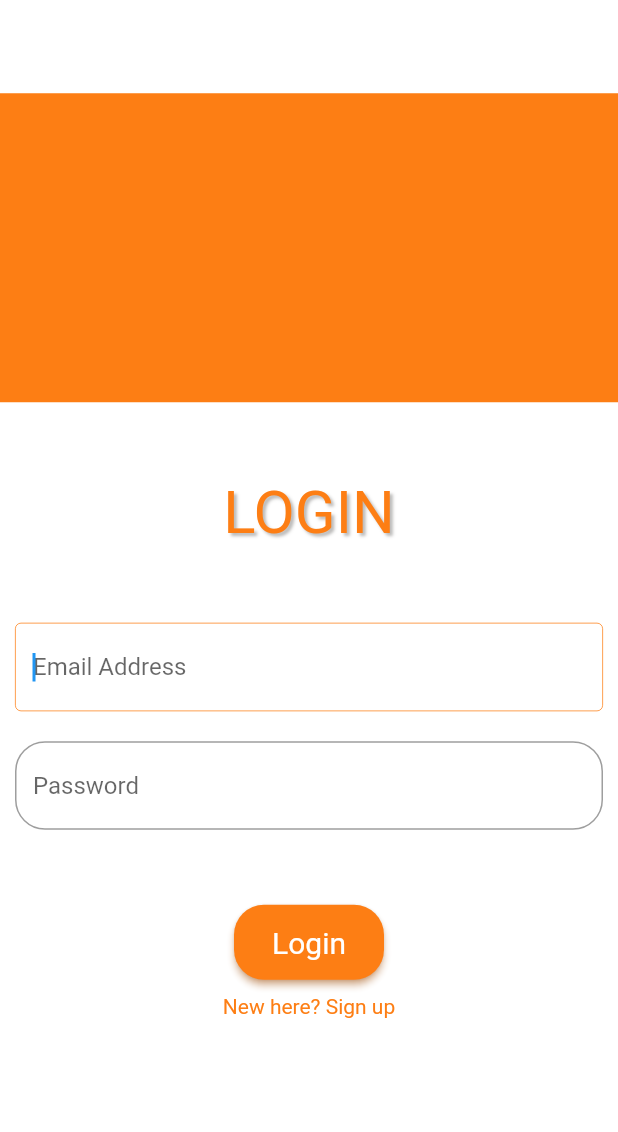
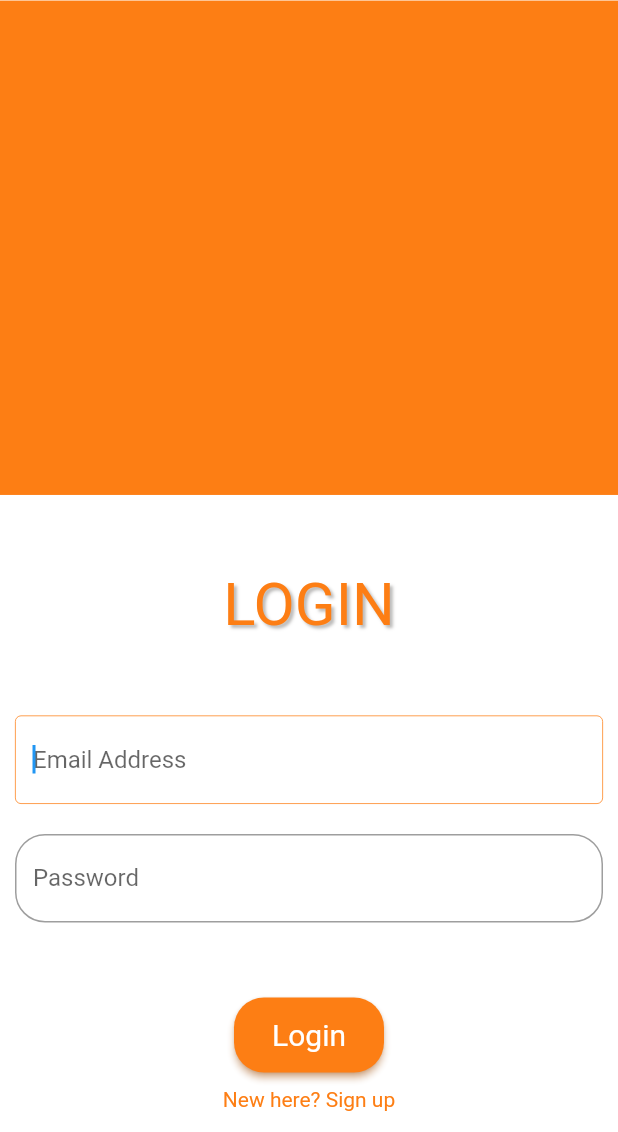
Before and after one commit to Noraize/scanner_app, a Flutter app: the screen it shows after launch, on a phone screen of 412 x 824 dp, the part 104-1236 px from its top. Run offline on Flutter 3.47's test engine with Material 2 defaults, Android fonts, the phone set to English and light mode, and no system bars; our stand-ins replace firebase_auth, firebase_core, google_mobile_ads; missing offline and left inert: qr_code_scanner; accounts and stored records are empty; Roboto replaces fonts that are missing (LEMONMILK-Regular).

Commit message:
Minor UI fixes

```diff
--- a/lib/login.dart
+++ b/lib/login.dart
@@ -24,7 +24,7 @@ class loginscreen extends StatelessWidget {
                   children: [
                     Container(
                       color: const Color(0xfffd7e14),
-                      height: MediaQuery.of(context).size.width / 2,
+                      height: MediaQuery.of(context).size.width / 1.25,
                     ),
                   ],
                 ),
```
Also changed, not shown: pubspec.lock.
